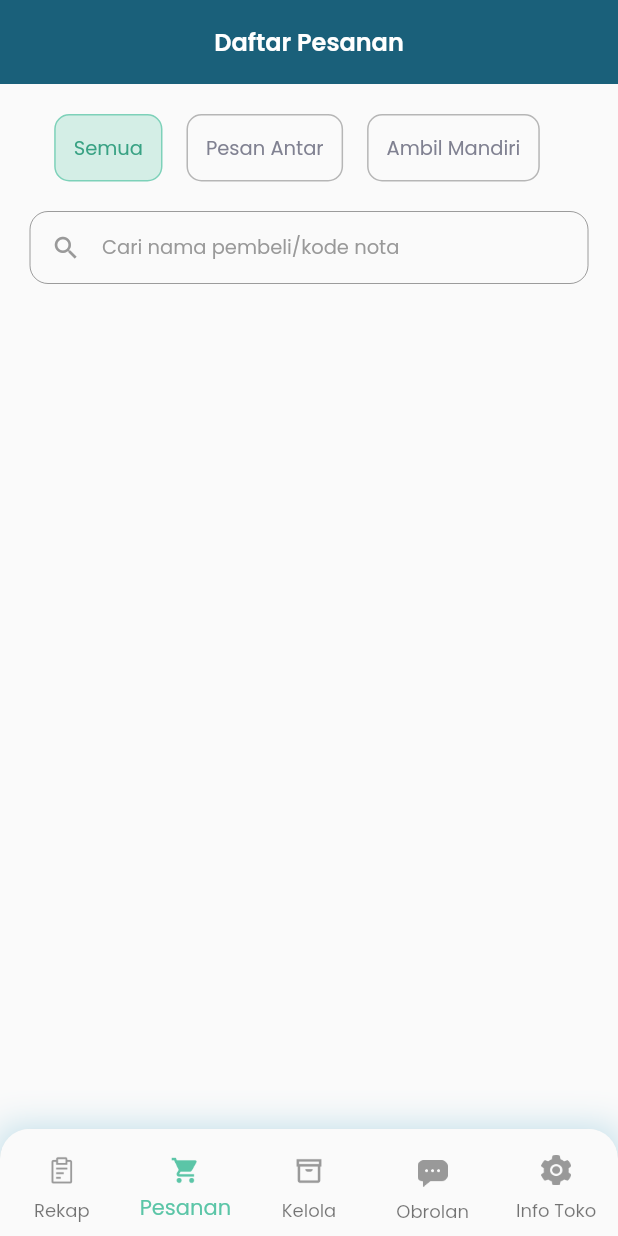
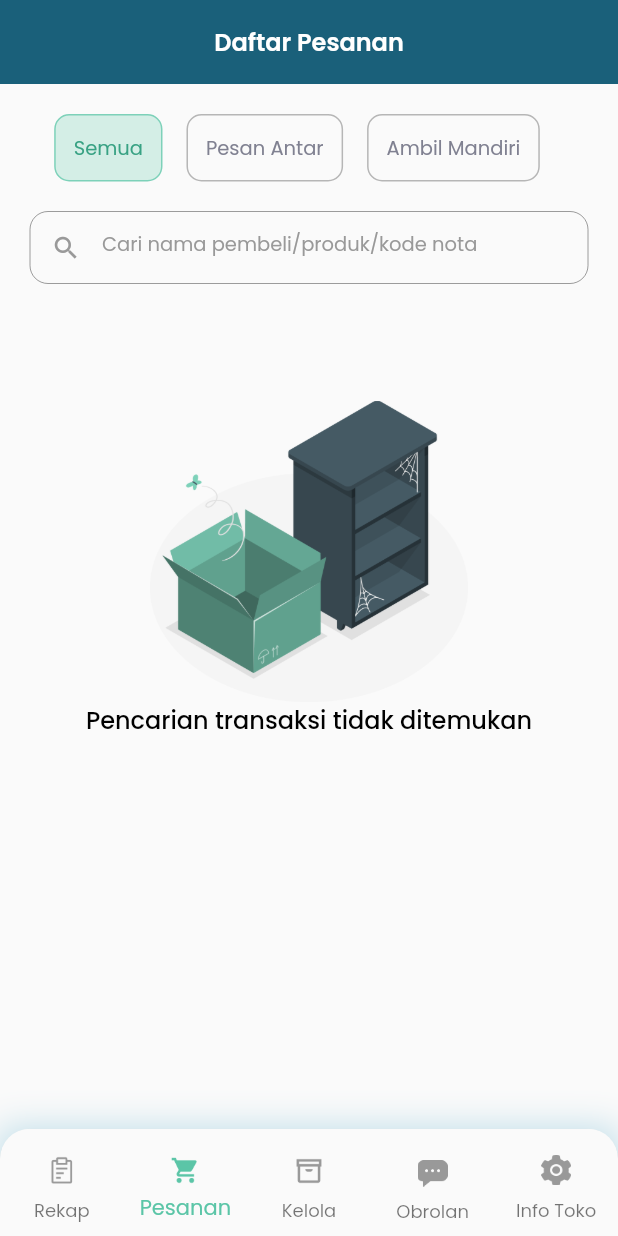
Before and after one commit to elvinadianalimartha/admin_budiberas, a Flutter app: the screen it shows after launch, item 2 of the bottom bar chosen, on a phone screen of 412 x 824 dp. Run offline on Flutter 3.47's test engine with Material 2 defaults, Android fonts, the phone set to English and light mode, and no system bars; our stand-ins replace cloud_firestore, dropdown_button2, firebase_core, flutter_typeahead, google_fonts, image_picker; missing offline and left inert: pusher_client; accounts and stored records are empty; network calls fail.

Commit message:
search transaction done

```diff
--- a/lib/services/transaction_service.dart
+++ b/lib/services/transaction_service.dart
@@ -8,7 +8,7 @@ import '../models/transaction_model.dart';
 class TransactionService {
   String baseUrl = constants.baseUrl;
 
-  Future<List<TransactionModel>> getTransactions({String? shippingType}) async {
+  Future<List<TransactionModel>> getTransactions({String? shippingType, String? searchQuery}) async {
     var url = '$baseUrl/transactionsAdmin';
     var headers = {
       'Content-Type': 'application/json',
@@ -16,6 +16,7 @@ class TransactionService {
 
     Map<String, dynamic> qParams = {
       'shippingType': shippingType?.toLowerCase(),
+      'searchQuery': searchQuery?.toLowerCase(),
     };
 
     var response = await http.get(
--- a/lib/views/mainview/order_page.dart
+++ b/lib/views/mainview/order_page.dart
@@ -24,6 +24,7 @@ class _OrderPageState extends State<OrderPage> {
   ];
   String selectedType = 'Semua';
   String? typeToFilter;
+  bool searchStatusFilled = false;
 
   @override
   void initState() {
@@ -32,10 +33,12 @@ class _OrderPageState extends State<OrderPage> {
   }
 
   getInit() async {
-    await Provider.of<TransactionProvider>(context, listen: false).getTransactions(shippingType: null);
+    await Provider.of<TransactionProvider>(context, listen: false).getTransactions(shippingType: null, searchQuery: null);
     await Provider.of<TransactionProvider>(context, listen: false).pusherTransactionStatus();
   }
 
+  @override
+  Widget build(BuildContext context) {
     Widget shippingTypeOptions() {
       return Padding(
         padding: const EdgeInsets.all(20),
@@ -57,7 +60,7 @@ class _OrderPageState extends State<OrderPage> {
                       typeToFilter = selectedType;
                     }
                   });
-                context.read<TransactionProvider>().getTransactions(shippingType: typeToFilter);
+                  context.read<TransactionProvider>().getTransactions(shippingType: typeToFilter, searchQuery: searchController.text);
                 },
                 child: Container(
                   padding: const EdgeInsets.symmetric(
@@ -92,6 +95,14 @@ class _OrderPageState extends State<OrderPage> {
       );
     }
 
+    void clearSearch() {
+      searchController.clear();
+      setState(() {
+        searchStatusFilled = false;
+      });
+      context.read<TransactionProvider>().getTransactions(shippingType: typeToFilter, searchQuery: null);
+    }
+
     Widget search() {
       return Padding(
         padding: const EdgeInsets.only(
@@ -100,7 +111,7 @@ class _OrderPageState extends State<OrderPage> {
             right: 20
         ),
         child: TextFormField(
-        style: primaryTextStyle,
+          style: primaryTextStyle.copyWith(fontSize: 14),
           controller: searchController,
           textInputAction: TextInputAction.search,
           decoration: InputDecoration(
@@ -110,26 +121,57 @@ class _OrderPageState extends State<OrderPage> {
               borderRadius: BorderRadius.circular(12),
               borderSide: BorderSide(color: secondaryTextColor),
             ),
-          hintText: 'Cari nama pembeli/kode nota',
+            hintText: 'Cari nama pembeli/produk/kode nota',
             hintStyle: secondaryTextStyle.copyWith(fontSize: 13),
             prefixIcon: Icon(Icons.search, color: secondaryTextColor, size: 20,),
-          // suffixIcon: statusFilled
-          //     ? InkWell(
-          //     onTap: () {
-          //       clearSearch();
-          //     },
-          //     child: Icon(Icons.cancel, color: secondaryTextColor, size: 20,))
-          //     : null,
+            suffixIcon: searchStatusFilled
+                ? InkWell(
+                onTap: () {
+                  clearSearch();
+                },
+                child: Icon(Icons.cancel, color: secondaryTextColor, size: 20,))
+                : null,
             contentPadding: const EdgeInsets.all(12),
           ),
           onChanged: (value) {
-          // productProvider.searchProduct(value);
-          // if(value.isNotEmpty) {
-          //   statusFilled = true;
-          // } else {
-          //   statusFilled = false;
-          // }
+            Future.delayed(const Duration(milliseconds: 500), () {
+              //context.read<TransactionProvider>().transactions = [];
+              context.read<TransactionProvider>().getTransactions(shippingType: typeToFilter, searchQuery: value);
+            });
+            if(value.isNotEmpty) {
+              setState(() {
+                searchStatusFilled = true;
+              });
+            } else {
+              setState(() {
+                searchStatusFilled = false;
+              });
+            }
           },
+        ),
+      );
+    }
+
+    Widget loadingWidget() {
+      return const Center(
+        child: CircularProgressIndicator(),
+      );
+    }
+
+    Widget emptyDataWidget() {
+      return SingleChildScrollView(
+        child: Column(
+          children: [
+            const SizedBox(height: 50,),
+            Image.asset('assets/empty-icon.png', width: MediaQuery.of(context).size.width - (10 * defaultMargin),),
+            Text(
+              'Pencarian transaksi tidak ditemukan',
+              textAlign: TextAlign.center,
+              style: primaryTextStyle.copyWith(
+                  fontWeight: medium,
+                  fontSize: 16),
+            )
+          ],
         ),
       );
     }
@@ -144,10 +186,10 @@ class _OrderPageState extends State<OrderPage> {
               child: Consumer<TransactionProvider>(
                 builder: (context, data, child) {
                   return SizedBox(
-                    child: data.loadingGetData ?
-                    const Center(
-                      child: CircularProgressIndicator(),
-                    )
+                      child: data.loadingGetData
+                          ? loadingWidget()
+                          : data.transactions.isEmpty
+                          ? emptyDataWidget()
                           : ListView.builder(
                         shrinkWrap: true,
                         itemCount: data.transactions.length,
@@ -164,8 +206,6 @@ class _OrderPageState extends State<OrderPage> {
       );
     }
 
-  @override
-  Widget build(BuildContext context) {
     return Scaffold(
       appBar: customAppBar(text: 'Daftar Pesanan'),
       body: content(),
```
Also changed, not shown: lib/providers/transaction_provider.dart (+9 -3 lines). Lines whose indentation alone changed are shown as unchanged.
